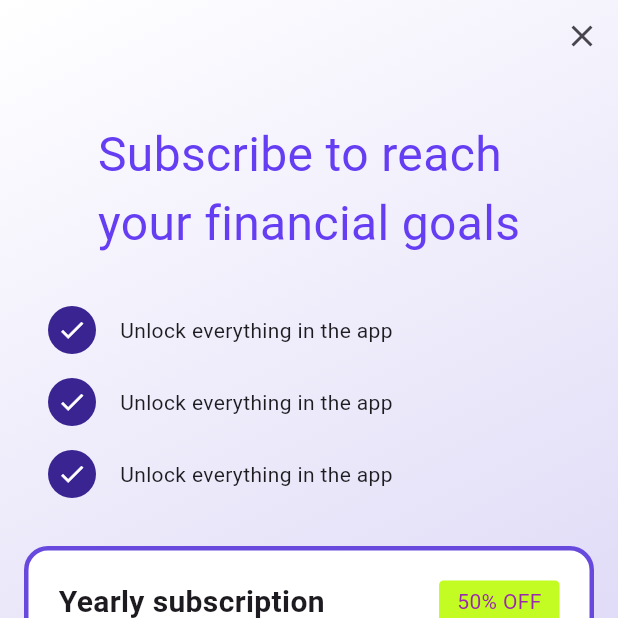
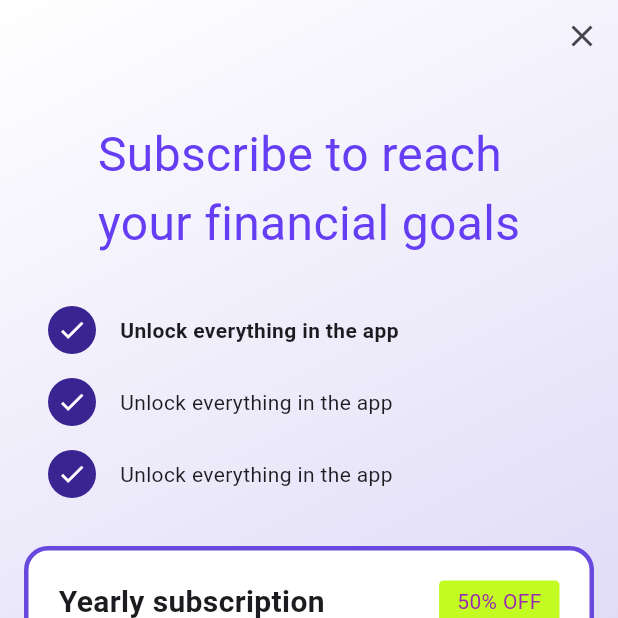
Before and after one commit to JAICHANGPARK/flutter_notebook_chapter_43, a Flutter app: the PaywallScreen screen opened directly, on a phone screen of 412 x 824 dp, the top half of it. Run offline on Flutter 3.47's test engine with Material 3 defaults, Android fonts, the phone set to English and light mode, and no system bars; our stand-ins replace gap.

Commit message:
Update paywall_screen.dart

```diff
--- a/lib/ep2154_paywall_screen/views/paywall_screen.dart
+++ b/lib/ep2154_paywall_screen/views/paywall_screen.dart
@@ -69,7 +69,30 @@ class _PaywallScreenState extends State<PaywallScreen> {
                               radius: 16,
                               backgroundColor: Color.fromRGBO(58, 36, 146, 1),
                               foregroundColor: Colors.white,
-                              child: Icon(Icons.check,size: 20,),
+                              child: Icon(
+                                Icons.check,
+                                size: 20,
+                              ),
+                            ),
+                            Gap(16),
+                            Text(
+                              "Unlock everything in the app",
+                              style: TextStyle(
+                                fontWeight: FontWeight.bold,
+                              ),
+                            ),
+                          ],
+                        ),
+                        Row(
+                          children: [
+                            CircleAvatar(
+                              radius: 16,
+                              backgroundColor: Color.fromRGBO(58, 36, 146, 1),
+                              foregroundColor: Colors.white,
+                              child: Icon(
+                                Icons.check,
+                                size: 20,
+                              ),
                             ),
                             Gap(16),
                             Text("Unlock everything in the app"),
@@ -81,19 +104,10 @@ class _PaywallScreenState extends State<PaywallScreen> {
                               radius: 16,
                               backgroundColor: Color.fromRGBO(58, 36, 146, 1),
                               foregroundColor: Colors.white,
-                              child: Icon(Icons.check,size: 20,),
-                            ),
-                            Gap(16),
-                            Text("Unlock everything in the app"),
-                          ],
-                        ),
-                        Row(
-                          children: [
-                            CircleAvatar(
-                              radius: 16,
-                              backgroundColor: Color.fromRGBO(58, 36, 146, 1),
-                              foregroundColor: Colors.white,
-                              child: Icon(Icons.check,size: 20,),
+                              child: Icon(
+                                Icons.check,
+                                size: 20,
+                              ),
                             ),
                             Gap(16),
                             Text("Unlock everything in the app"),
```
